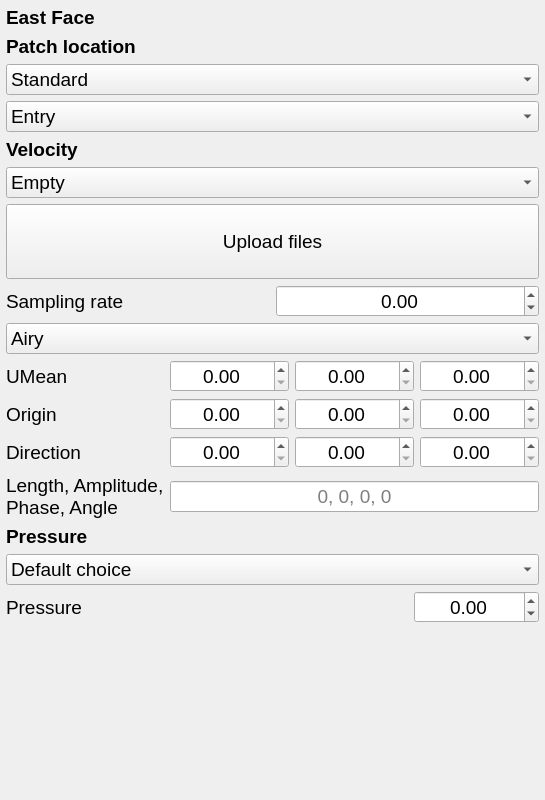
NHERI-SimCenter/HydroUQ, file EVENTS/GeoClawOpenFOAM/boundarydata.ui: the form before one commit.
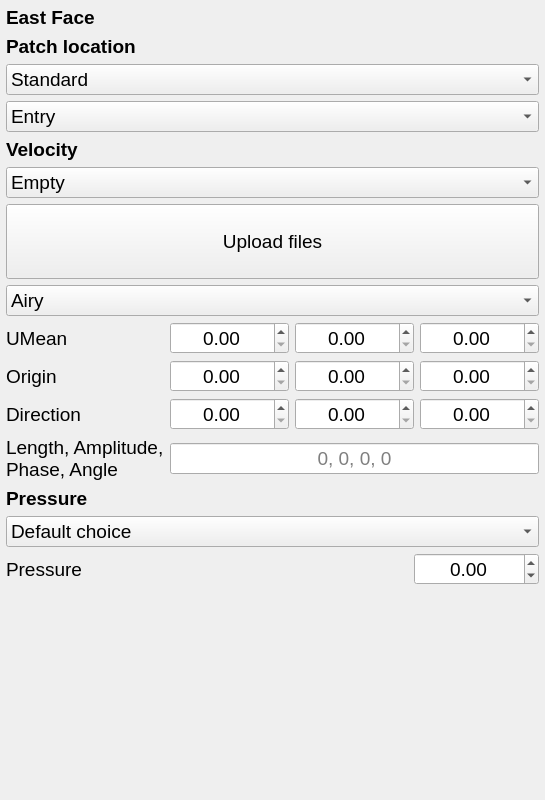
The form after the commit.

Commit message: UI updates to boundary and boundary data

The edit to the form file:
```diff
--- a/EVENTS/GeoClawOpenFOAM/boundarydata.ui
+++ b/EVENTS/GeoClawOpenFOAM/boundarydata.ui
@@ -233,40 +233,6 @@
      </property>
     </widget>
    </item>
-   <item>
-    <layout class="QHBoxLayout" name="HLY_Sampling" stretch="0,0">
-     <item>
-      <widget class="QLabel" name="Lbl_Sampling">
-       <property name="font">
-        <font>
-         <pointsize>14</pointsize>
-        </font>
-       </property>
-       <property name="text">
-        <string>Sampling rate</string>
-       </property>
-      </widget>
-     </item>
-     <item>
-      <widget class="QDoubleSpinBox" name="DSpBx_Sampling">
-       <property name="font">
-        <font>
-         <pointsize>14</pointsize>
-        </font>
-       </property>
-       <property name="alignment">
-        <set>Qt::AlignCenter</set>
-       </property>
-       <property name="minimum">
-        <double>-1000000.000000000000000</double>
-       </property>
-       <property name="maximum">
-        <double>10000000.000000000000000</double>
-       </property>
-      </widget>
-     </item>
-    </layout>
-   </item>
    <item>
     <widget class="QComboBox" name="Cmb_WaveType">
      <property name="font">
```
Left out of the diff: 54 changed lines with no effect on the pictures. The commit also changes 5 other files.
